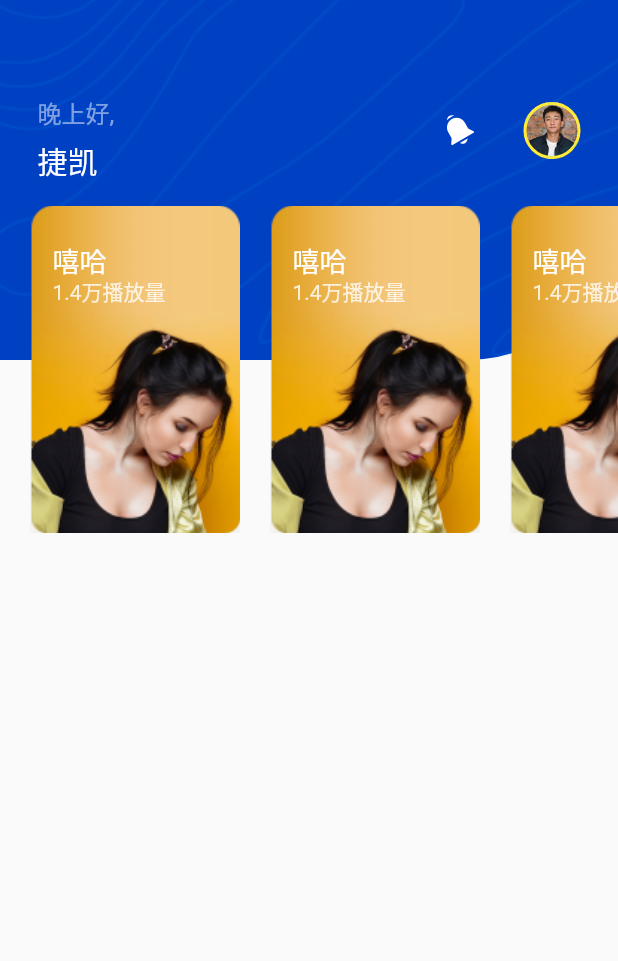
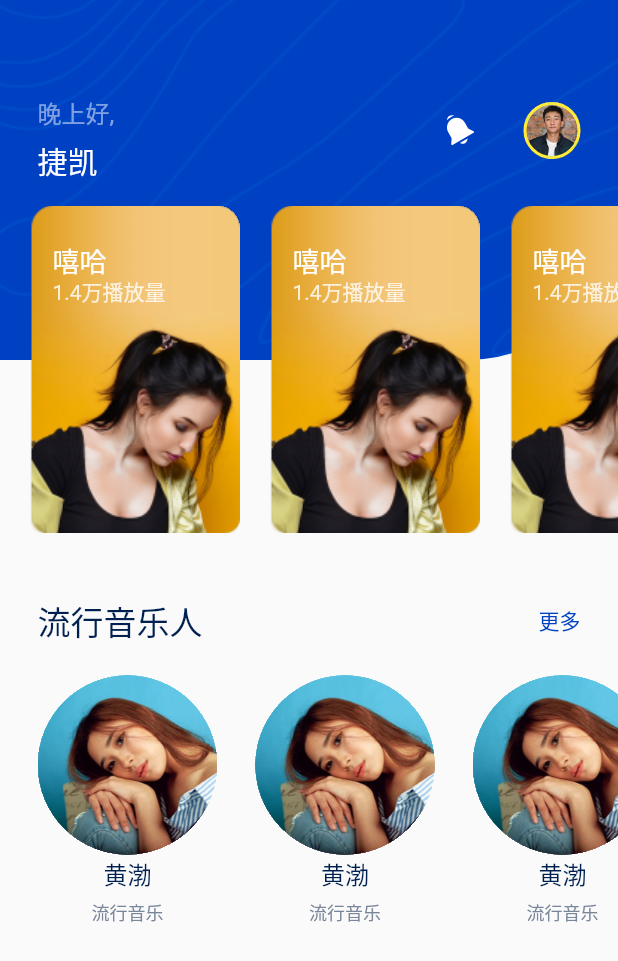
Before and after one commit to WildWestWorld/jk-music-app, a Flutter app: the screen it shows after launch, on a phone screen of 412 x 824 dp. Shown: the top 961 px of the screen. Run offline on Flutter 3.47's test engine with Material 2 defaults, Android fonts, the phone set to English and light mode, and no system bars; our stand-ins replace flutter_svg.

Commit message:
add musicianBanner.dart

```diff
--- a/lib/pages/home.dart
+++ b/lib/pages/home.dart
@@ -1,7 +1,7 @@
 import 'package:flutter/material.dart';
 import 'package:jk_music_app/theme.dart';
 import 'package:jk_music_app/widget/homeComponent/homeHeader.dart';
-
+import 'package:jk_music_app/widget/homeComponent/musicianBanner.dart';
 //StatelessWidget面向那些始终不变的UI控件，比如标题栏中的标题；
 // 而StatefulWidget则是面向可能会改变UI状态的控件，比如有点击反馈的按钮。
 class Home extends StatelessWidget {
@@ -14,8 +14,11 @@ class Home extends StatelessWidget {
     return Scaffold(
         body:Column(
           children: const <Widget>[
-            //自定义组件，在widget文件夹里面
+            //自定义组件，在widget/homeComponent文件夹里面
             HomeHeader(),
+            SizedBox(height: 40,),
+            //同上
+            MusicianBanner(title: "流行音乐人",)
           ],
       //Stack 的作用就是让绝对定位
 
--- a/lib/widget/homeComponent/homeHeader.dart
+++ b/lib/widget/homeComponent/homeHeader.dart
@@ -1,7 +1,7 @@
 import 'package:flutter/material.dart';
 import 'package:jk_music_app/widget/homeComponent/homeHeaderComponent/category_banner.dart';
 
-import 'homeHeaderComponent/categoryBannerComponent/category_card.dart';
+import 'homeHeaderComponent/category_card.dart';
 import 'homeHeaderComponent/notification_area.dart';
 
 
@@ -16,14 +16,48 @@ class HomeHeader extends StatelessWidget {
       width: screenSize.width,
       height: 357,
       child: Stack(children: <Widget>[
+        //自定义组件
         NotificationArea(),
         Column(
           children: <Widget>[
             SizedBox(
               height: 137,
             ),
-          //后期需要把Card改为Banner card是单个的，banner是整个的
-           CategoryBanner(),
+        //滑动的卡片
+        SingleChildScrollView(
+        // scrollDirection: Axis.horizontal 横线滑动
+        scrollDirection: Axis.horizontal,
+        padding: const EdgeInsets.only(left: 20),
+        child: Row(
+          children: <Widget>[
+            CategoryCard(title: "嘻哈",
+                description: "1.4万播放量",
+                image: 'lib/assets/images/banner.png',
+                onPress: ()=>{print("跳转")} ),
+            CategoryCard(title: "嘻哈",
+                description: "1.4万播放量",
+                image: 'lib/assets/images/banner.png',
+                onPress: ()=>{print("跳转")} ),
+            CategoryCard(title: "嘻哈",
+                description: "1.4万播放量",
+                image: 'lib/assets/images/banner.png',
+                onPress: ()=>{print("跳转")} ),
+            CategoryCard(title: "嘻哈",
+                description: "1.4万播放量",
+                image: 'lib/assets/images/banner.png',
+                onPress: ()=>{print("跳转")} ),
+            CategoryCard(title: "嘻哈",
+                description: "1.4万播放量",
+                image: 'lib/assets/images/banner.png',
+                onPress: ()=>{print("跳转")} ),
+            CategoryCard(title: "嘻哈",
+                description: "1.4万播放量",
+                image: 'lib/assets/images/banner.png',
+                onPress: ()=>{print("跳转")} ),
+          ],
+        ),
+
+      ),
           ],
         )
       ]),
--- a/lib/widget/homeComponent/homeHeaderComponent/category_banner.dart
+++ b/lib/widget/homeComponent/homeHeaderComponent/category_banner.dart
@@ -1,9 +1,12 @@
 
 import 'package:flutter/material.dart';
 
-import 'categoryBannerComponent/category_card.dart';
+import 'category_card.dart';
 //StatelessWidget面向那些始终不变的UI控件，比如标题栏中的标题；
 // 而StatefulWidget则是面向可能会改变UI状态的控件，比如有点击反馈的按钮。
+
+
+//作废，但是有保存价值
 
 //Home头部组件，滑动列表图片
 class CategoryBanner extends StatelessWidget {
--- a/lib/widget/homeComponent/homeHeaderComponent/categoryBannerComponent/category_card.dart
+++ b/lib/widget/homeComponent/homeHeaderComponent/category_card.dart
@@ -22,6 +22,8 @@ class CategoryCard extends StatelessWidget {
     return Container(
         width: 140,
         height: 220,
+        // clipBehavior: Clip.hardEdge, 隐藏掉图片超出边界的部分
+        clipBehavior: Clip.hardEdge,
         //倒圆角，虽然我们图片已经自带圆角，但是也许以后放的图片不是圆角的形式。所以我们为了样式统一，给这个card倒个圆角
         //这个decoration会直接作用在container上面
         decoration: const BoxDecoration(
--- /dev/null
+++ b/lib/widget/homeComponent/musicianBanner.dart
@@ -0,0 +1,45 @@
+import 'package:flutter/material.dart';
+import 'package:jk_music_app/theme.dart';
+import 'package:jk_music_app/widget/homeComponent/musicianBannerComponent/musicianCard.dart';
+//StatelessWidget面向那些始终不变的UI控件，比如标题栏中的标题；
+// 而StatefulWidget则是面向可能会改变UI状态的控件，比如有点击反馈的按钮。
+
+//音乐人
+class MusicianBanner extends StatelessWidget {
+  const MusicianBanner({Key? key,required this.title}) : super(key: key);
+
+  final String title;
+  @override
+  Widget build(BuildContext context) {
+    //可选值 Scaffold（body只能Scaffold用） Container Stack
+    return  Container(
+
+      child: Column(
+         children: <Widget>[
+           Container(
+             padding: EdgeInsets.only(left: 25,right: 25),
+             margin: EdgeInsets.only(bottom: 20),
+             child: Row(
+               children: <Widget>[Text(title,style: TextStyle(fontSize: 22,color: Color(0xFF002150)),),Spacer(),Text("更多",style: TextStyle(fontSize: 14,color: primary)),],
+             ),
+           ),
+           SingleChildScrollView(
+             scrollDirection: Axis.horizontal,
+             padding: EdgeInsets.only(left: 25),
+             child: Row(
+               children: <Widget>[
+                 MusicianCard(name: "黄渤",image:'lib/assets/images/musician-photo.png',category: "流行音乐",),
+                 MusicianCard(name: "黄渤",image:'lib/assets/images/musician-photo.png',category: "流行音乐",),
+                 MusicianCard(name: "黄渤",image:'lib/assets/images/musician-photo.png',category: "流行音乐",),
+                 MusicianCard(name: "黄渤",image:'lib/assets/images/musician-photo.png',category: "流行音乐",),
+               ],
+             ),
+           )
+
+         ],
+
+
+      ),
+    );
+  }
+}
--- /dev/null
+++ b/lib/widget/homeComponent/musicianBannerComponent/musicianCard.dart
@@ -0,0 +1,34 @@
+
+import 'package:flutter/material.dart';
+//StatelessWidget面向那些始终不变的UI控件，比如标题栏中的标题；
+// 而StatefulWidget则是面向可能会改变UI状态的控件，比如有点击反馈的按钮。
+
+//音乐人card
+class MusicianCard extends StatelessWidget {
+  const MusicianCard({Key? key,required this.name,required this.image,required this.category}) : super(key: key);
+
+    final String name,image,category;
+  @override
+  Widget build(BuildContext context) {
+    //可选值 Scaffold（body只能Scaffold用） Container Stack
+    return Container(
+          margin: const EdgeInsets.only(right: 25,bottom: 10),
+          child: Column(
+            children:<Widget> [
+
+              Container(
+                  width:120,height:120,
+                  // clipBehavior: Clip.hardEdge, 隐藏掉图片超出边界的部分
+                  clipBehavior: Clip.hardEdge,
+                  decoration:BoxDecoration(borderRadius: BorderRadius.all(Radius.circular(120))),
+                  child:Image.asset(image)),
+              Text(name,style:TextStyle(fontSize: 16,color: Color(0xFF002150))),
+              const SizedBox(height: 5,),
+              Text(category,style: TextStyle(color: Color(0xFF7A869A),fontSize: 12),),
+            ],
+          )
+
+    );
+
+  }
+}
```
